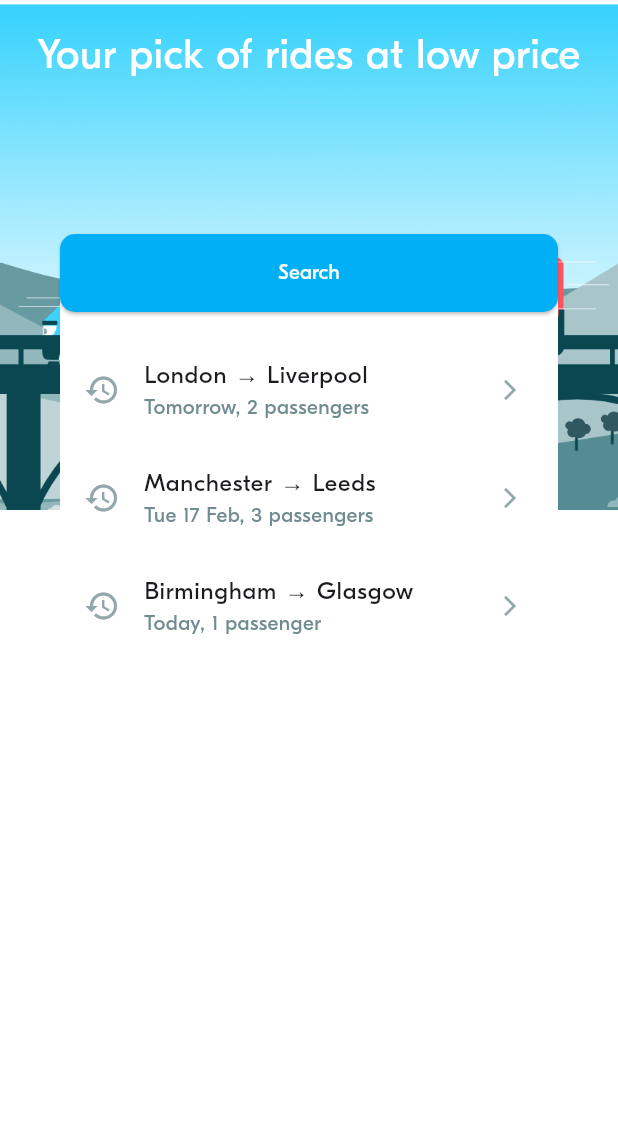
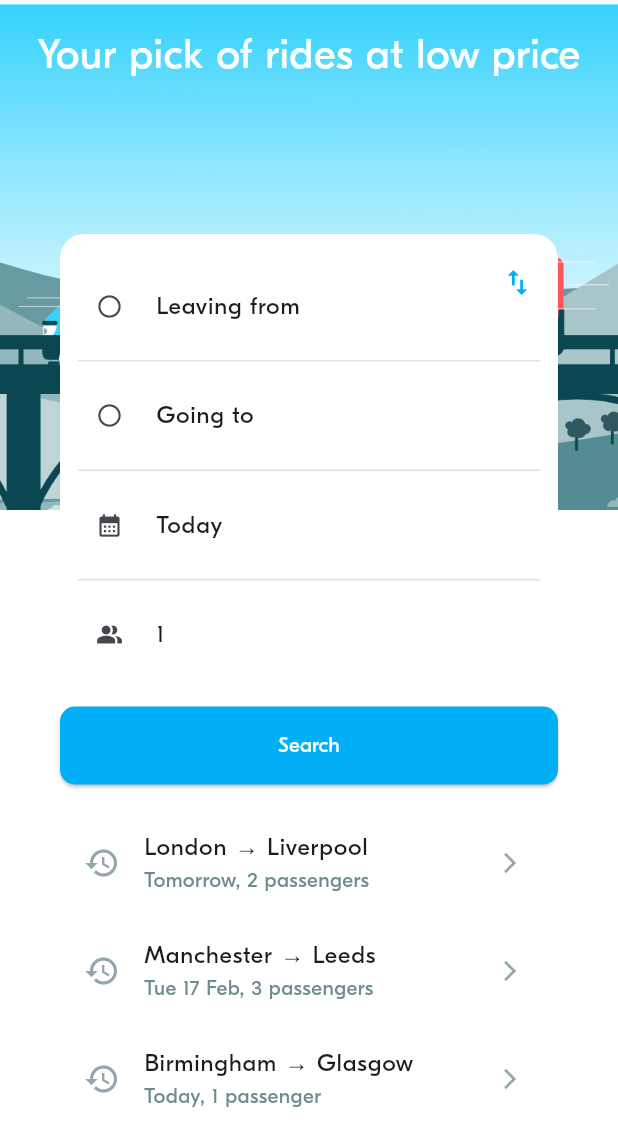
Before and after one commit to Sophavisnuka/Blarblar-Start-Code, a Flutter app: the screen it shows after launch, on a phone screen of 412 x 824 dp. Shown: the top 1146 px of the screen. Run offline on Flutter 3.47's test engine with Material 3 defaults, Android fonts, the light colour scheme and no system bars; project files that could hold a hidden picture were left out.

Commit message:
BLA-003 – Implement Form

```diff
--- a/lib/ui/screens/ride_pref/widgets/ride_prefs_form.dart
+++ b/lib/ui/screens/ride_pref/widgets/ride_prefs_form.dart
@@ -1,5 +1,7 @@
+import 'package:blabla/ui/theme/theme.dart';
+import 'package:blabla/ui/widgets/display/bla_divider.dart';
 import 'package:flutter/material.dart';
-
+import 'package:blabla/utils/date_time_utils.dart';
 import '../../../../model/ride/locations.dart';
 import '../../../../model/ride_pref/ride_pref.dart';
 
@@ -31,17 +33,34 @@ class _RidePrefFormState extends State<RidePrefForm> {
   // ----------------------------------
   // Initialize the Form attributes
   // ----------------------------------
+  // late DateTime datePicked;
 
   @override
   void initState() {
     super.initState();
     // TODO
+    departure = widget.initRidePref?.departure;
+    departureDate = widget.initRidePref?.departureDate ?? DateTime.now();
+    arrival = widget.initRidePref?.arrival;
+    requestedSeats = widget.initRidePref?.requestedSeats ?? 1;
   }
 
   // ----------------------------------
   // Handle events
   // ----------------------------------
-
+  Future<void> selectDate() async {
+    final DateTime? datePicked = await showDatePicker(
+      context: context,
+      initialDate: departureDate,
+      firstDate: DateTime.now(),
+      lastDate: DateTime.now().add(Duration(days: 365))
+    );
+    if (datePicked != null && datePicked != departureDate) {
+      setState(() {
+        departureDate = datePicked;
+      });
+    }
+  }
   // ----------------------------------
   // Compute the widgets rendering
   // ----------------------------------
@@ -51,11 +70,70 @@ class _RidePrefFormState extends State<RidePrefForm> {
   // ----------------------------------
   @override
   Widget build(BuildContext context) {
-    return Column(
-      mainAxisAlignment: MainAxisAlignment.start,
-      crossAxisAlignment: CrossAxisAlignment.stretch,
+    return Stack(
       children: [
-
-        ]);
+        Padding(
+          padding: EdgeInsets.all(BlaSpacings.s),
+          child: Column(
+            mainAxisAlignment: MainAxisAlignment.start,
+            crossAxisAlignment: CrossAxisAlignment.stretch,
+            children: [
+              _onClickButton(
+                text: 'Leaving from',
+                icon: Icons.circle_outlined
+              ),
+              BlaDivider(),
+              _onClickButton(
+                text: 'Going to',
+                icon: Icons.circle_outlined
+              ),
+              BlaDivider(),
+              _onClickButton(
+                icon: Icons.calendar_month,
+                text: DateTimeUtils.formatDateTime(departureDate),
+                onPressed: selectDate
+              ),
+              BlaDivider(),
+              _onClickButton(
+                icon: Icons.people_alt,
+                text: '1'
+              )
+            ]
+          )
+        ),
+        Positioned(
+          right: 10,
+          top: 15,
+          child: InkWell(
+            onTap: () {},
+            borderRadius: BorderRadius.circular(20),
+            child: Padding(
+              padding: const EdgeInsets.all(6),
+              child: Icon(
+                Icons.swap_vert,
+                color: BlaColors.primary,
+                size: 22,
+              ),
+            ),
+          ),
+        ),
+      ],
+    );
   }
 }
+
+
+Widget _onClickButton({
+  required IconData icon,
+  required String text,
+  VoidCallback? onPressed
+}) {
+  return TextButton(
+    onPressed: onPressed ?? () {},
+    child: ListTile(
+      leading: Icon(icon),
+      title: Text(text),
+      contentPadding: EdgeInsets.all(0),
+    ),
+  );
+}
```
